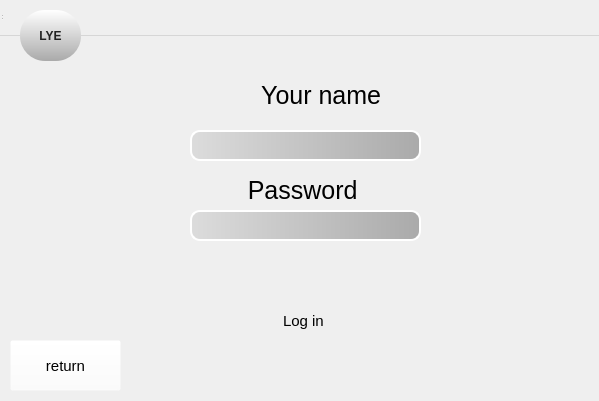
Above: LYElog.ui from Katrysechka/hse_project_ml before the change. Below: the same form after it.
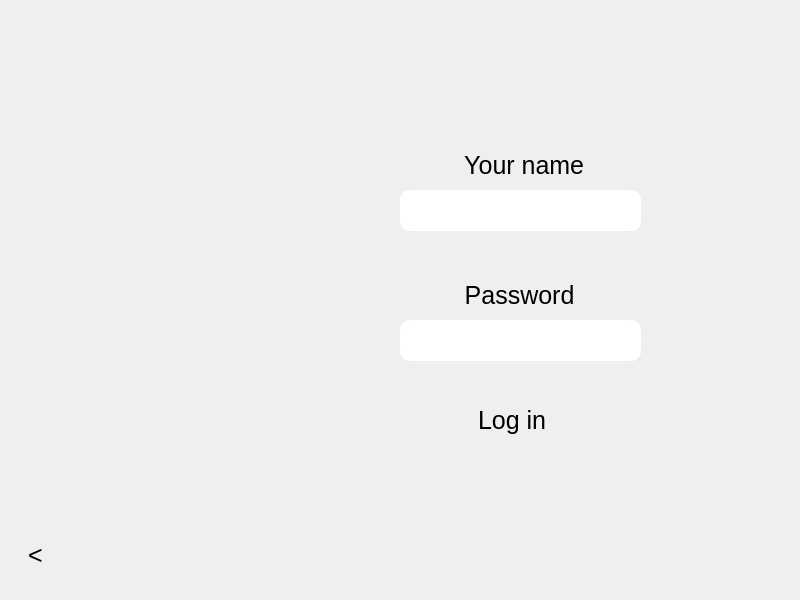
That is the form after the change. Icons and pictures are not drawn.

```diff
--- a/LYElog.ui
+++ b/LYElog.ui
@@ -9,8 +9,8 @@
    <rect>
     <x>0</x>
     <y>0</y>
-    <width>599</width>
-    <height>401</height>
+    <width>800</width>
+    <height>600</height>
    </rect>
   </property>
   <property name="windowTitle">
@@ -25,23 +25,38 @@
     <rect>
      <x>0</x>
      <y>0</y>
-     <width>600</width>
-     <height>400</height>
+     <width>791</width>
+     <height>600</height>
     </rect>
    </property>
+   <property name="maximumSize">
+    <size>
+     <width>800</width>
+     <height>600</height>
+    </size>
+   </property>
    <widget class="QPushButton" name="loginn">
     <property name="geometry">
      <rect>
-      <x>190</x>
-      <y>290</y>
+      <x>400</x>
+      <y>390</y>
       <width>231</width>
       <height>61</height>
      </rect>
     </property>
     <property name="styleSheet">
      <string notr="true">
-font-size: 15px; font-stretch: normal;
-border-radius: 10px;</string>
+QPushButton#loginn {
+    font-size: 25px;
+    font-stretch: normal;
+    border-radius: 10px;
+    border: 0px;
+}
+
+QPushButton#loginn:hover {
+   border: 2px solid #9ACD32
+}
+</string>
     </property>
     <property name="text">
      <string>Log in </string>
@@ -50,38 +65,56 @@
    <widget class="QLineEdit" name="passwordd">
     <property name="geometry">
      <rect>
-      <x>190</x>
-      <y>210</y>
-      <width>231</width>
-      <height>31</height>
+      <x>400</x>
+      <y>320</y>
+      <width>241</width>
+      <height>41</height>
      </rect>
     </property>
     <property name="styleSheet">
-     <string notr="true">background-color:qlineargradient(x1:0, y1:0, x2:1, y2:0, stop:0 #DCDCDC, stop:1 #AAAAAA);
-border: 2px solid white; 
-    border-radius: 10px;</string>
+     <string notr="true">
+QLineEdit#passwordd {
+    font-size: 30px;
+    font-stretch: normal;
+    border-radius: 10px;
+    border: 0px;
+}
+
+QLineEdit#passwordd:hover {
+    border: 2px solid #FFDEAD;
+}
+</string>
     </property>
    </widget>
    <widget class="QLineEdit" name="name">
     <property name="geometry">
      <rect>
-      <x>190</x>
-      <y>130</y>
-      <width>231</width>
-      <height>31</height>
+      <x>400</x>
+      <y>190</y>
+      <width>241</width>
+      <height>41</height>
      </rect>
     </property>
     <property name="styleSheet">
-     <string notr="true">background-color:qlineargradient(x1:0, y1:0, x2:1, y2:0, stop:0 #DCDCDC, stop:1 #AAAAAA);
-border: 2px solid white; 
-    border-radius: 10px;</string>
+     <string notr="true">
+QLineEdit#name {
+    font-size: 30px;
+    font-stretch: normal;
+    border-radius: 10px;
+    border: 0px;
+}
+
+QLineEdit#name:hover {
+    border: 2px solid #FFDEAD;
+}
+</string>
     </property>
    </widget>
    <widget class="QLabel" name="error_message1">
     <property name="geometry">
      <rect>
-      <x>190</x>
-      <y>250</y>
+      <x>400</x>
+      <y>360</y>
       <width>251</width>
       <height>31</height>
      </rect>
@@ -98,9 +131,9 @@
    <widget class="QLabel" name="label_6">
     <property name="geometry">
      <rect>
-      <x>220</x>
-      <y>70</y>
-      <width>161</width>
+      <x>430</x>
+      <y>140</y>
+      <width>231</width>
       <height>51</height>
      </rect>
     </property>
@@ -110,16 +143,16 @@
 </string>
     </property>
     <property name="text">
-     <string>      Your name</string>
+     <string>     Your name</string>
     </property>
    </widget>
    <widget class="QLabel" name="label_7">
     <property name="geometry">
      <rect>
-      <x>220</x>
-      <y>170</y>
-      <width>141</width>
-      <height>41</height>
+      <x>430</x>
+      <y>270</y>
+      <width>231</width>
+      <height>51</height>
      </rect>
     </property>
     <property name="styleSheet">
@@ -128,33 +161,45 @@
 </string>
     </property>
     <property name="text">
-     <string>    Password</string>
+     <string>     Password</string>
     </property>
    </widget>
    <widget class="QPushButton" name="prev">
     <property name="geometry">
      <rect>
-      <x>10</x>
-      <y>340</y>
-      <width>111</width>
-      <height>51</height>
+      <x>20</x>
+      <y>540</y>
+      <width>31</width>
+      <height>31</height>
      </rect>
     </property>
     <property name="styleSheet">
-     <string notr="true"> font-size: 15px; font-stretch: normal;
-background-color: rgba(255, 255, 255, 0);
+     <string notr="true">
+QPushButton#prev {
+    font-size: 25px;
+    font-stretch: normal;
+    border-radius: 10px;
+    border: 0px;
+}
+
+QPushButton#prev:hover {
+   border: 2px solid black
+}
 </string>
     </property>
     <property name="text">
-     <string>return</string>
+     <string>&lt;</string>
+    </property>
+    <property name="autoDefault">
+     <bool>true</bool>
     </property>
    </widget>
    <widget class="QLabel" name="error_message2">
     <property name="geometry">
      <rect>
-      <x>190</x>
-      <y>260</y>
-      <width>231</width>
+      <x>400</x>
+      <y>360</y>
+      <width>241</width>
       <height>21</height>
      </rect>
     </property>
@@ -171,44 +216,13 @@
   <widget class="QMenuBar" name="menubar">
    <property name="geometry">
     <rect>
-     <x>0</x>
-     <y>0</y>
-     <width>600</width>
-     <height>36</height>
+     <x>3000</x>
+     <y>170</y>
+     <width>20</width>
+     <height>20</height>
     </rect>
    </property>
   </widget>
-  <widget class="QStatusBar" name="statusbar">
-   <property name="geometry">
-    <rect>
-     <x>0</x>
-     <y>0</y>
-     <width>3</width>
-     <height>21</height>
-    </rect>
-   </property>
-  </widget>
-  <widget class="QPushButton" name="LYE_2">
-   <property name="geometry">
-    <rect>
-     <x>20</x>
-     <y>10</y>
-     <width>61</width>
-     <height>51</height>
-    </rect>
-   </property>
-   <property name="styleSheet">
-    <string notr="true">background-color: qlineargradient(x1:0, y1:0, x2:0, y2:1, stop:0 #FFFFFF, stop:1 #AAAAAA);
-border: none;
-font-weight: bold;
-text-shadow: 2px 2px 2px rgba(0, 0, 0, 0.5);
-color: #222222;
-border-radius: 25px;</string>
-   </property>
-   <property name="text">
-    <string>LYE</string>
-   </property>
-  </widget>
  </widget>
  <resources/>
  <connections/>
```
Left out of the diff: 14 changed lines with no effect on the pictures.
